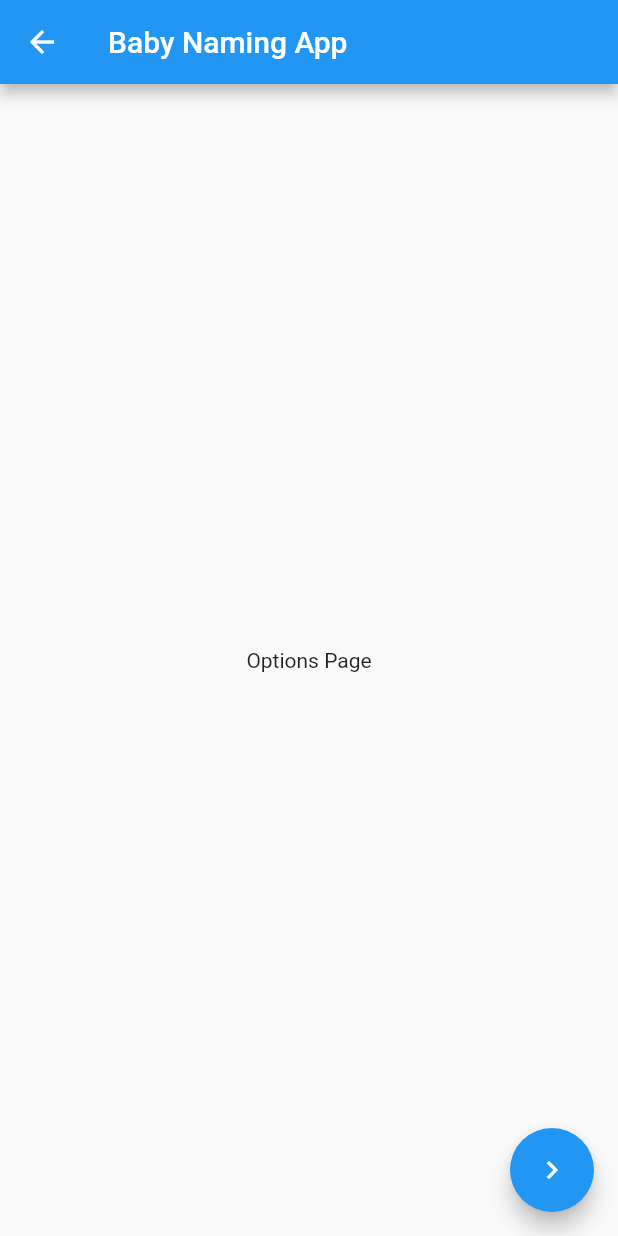
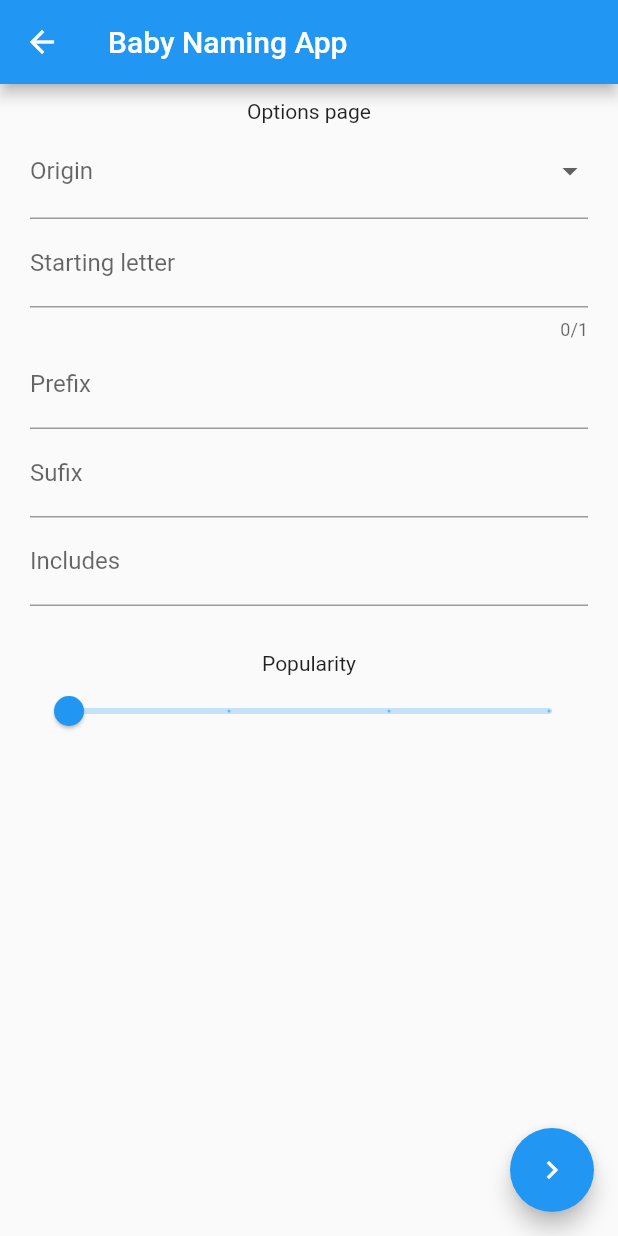
Before and after one commit to Flutter-Buddies/baby-namer, a Flutter app: the OptionsPage screen opened by its route, on a phone screen of 412 x 824 dp. Run offline on Flutter 3.47's test engine with Material 2 defaults, Android fonts, the phone set to English and light mode, and no system bars.

Commit message:
Options page UI

```diff
--- a/lib/modules/screens/options_page.dart
+++ b/lib/modules/screens/options_page.dart
@@ -8,9 +8,40 @@ class OptionsPage extends StatelessWidget {
         title: Text("Baby Naming App"),
       ),
       body: Center(
-        child: Column(
-          mainAxisAlignment: MainAxisAlignment.center,
-          children: [Text("Options Page")],
+        child: Padding(
+          padding: const EdgeInsets.symmetric(
+            horizontal: 20,
+            vertical: 10,
+          ),
+          child: Column(
+            mainAxisAlignment: MainAxisAlignment.start,
+            children: [
+              Text("Options page"),
+              OriginDropdown(),
+              TextFormField(
+                maxLength: 1,
+                decoration: InputDecoration(labelText: "Starting letter"),
+              ),
+              TextFormField(
+                decoration: InputDecoration(labelText: "Prefix"),
+              ),
+              TextFormField(
+                decoration: InputDecoration(labelText: "Sufix"),
+              ),
+              TextFormField(
+                decoration: InputDecoration(labelText: "Includes"),
+              ),
+              Padding(
+                padding: const EdgeInsets.only(top: 30),
+                child: Column(
+                  children: [
+                    Text("Popularity"),
+                    PopularitySlider(),
+                  ],
+                ),
+              )
+            ],
+          ),
         ),
       ),
       floatingActionButton: FloatingActionButton(
@@ -22,3 +53,98 @@ class OptionsPage extends StatelessWidget {
     );
   }
 }
+
+class PopularitySlider extends StatefulWidget {
+  const PopularitySlider({
+    Key key,
+  }) : super(key: key);
+
+  @override
+  _PopularitySliderState createState() => _PopularitySliderState();
+}
+
+class _PopularitySliderState extends State<PopularitySlider> {
+  double currentSliderValue = 0;
+  @override
+  Widget build(BuildContext context) {
+    return Slider(
+      value: currentSliderValue,
+      min: 0,
+      max: 9,
+      divisions: 3,
+      label: sliderLabel(currentSliderValue.round()),
+      onChanged: (double value) {
+        setState(() {
+          currentSliderValue = value;
+        });
+      },
+    );
+  }
+}
+
+class OriginDropdown extends StatefulWidget {
+  const OriginDropdown({
+    Key key,
+  }) : super(key: key);
+
+  @override
+  _OriginDropdownState createState() => _OriginDropdownState();
+}
+
+class _OriginDropdownState extends State<OriginDropdown> {
+  var origins = [
+    "American",
+    "German",
+    "Italian",
+    "Japanese",
+    "Russian",
+    "Spanish",
+  ].map<DropdownMenuItem<String>>((String value) {
+    return DropdownMenuItem<String>(
+      value: value,
+      child: Text(value),
+    );
+  }).toList();
+
+  var dropdownValue = "";
+
+  @override
+  Widget build(BuildContext context) {
+    return DropdownButtonFormField(
+      items: origins,
+      decoration: InputDecoration(
+        labelText: 'Origin',
+      ),
+      onChanged: (String value) {
+        setState(() {
+          dropdownValue = value;
+        });
+      },
+    );
+  }
+}
+
+String sliderLabel(int sliderValue) {
+  switch (sliderValue) {
+    case 0:
+      {
+        return "Unpopular 😐";
+      }
+    case 3:
+      {
+        return "Normal 😊";
+      }
+    case 6:
+      {
+        return "Popular 😎";
+      }
+    case 9:
+      {
+        return "Superstar 🤩";
+      }
+    default:
+      {
+        return "";
+      }
+  }
+}
```
